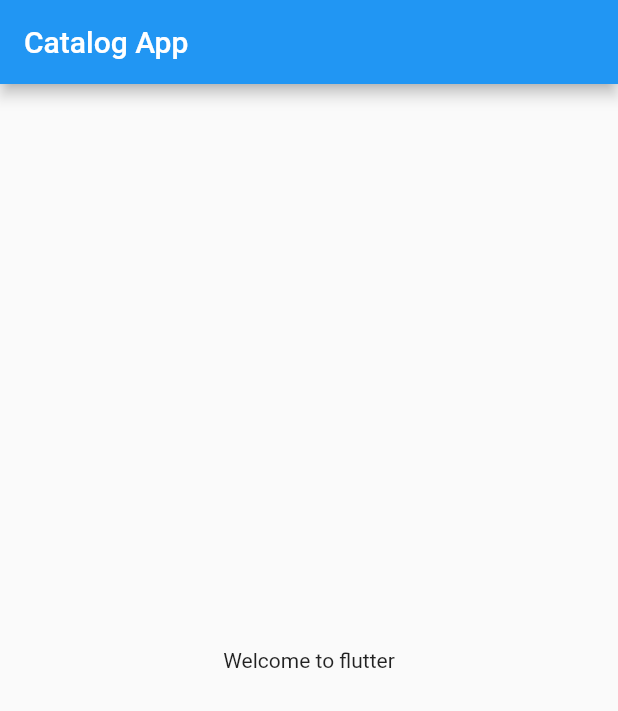
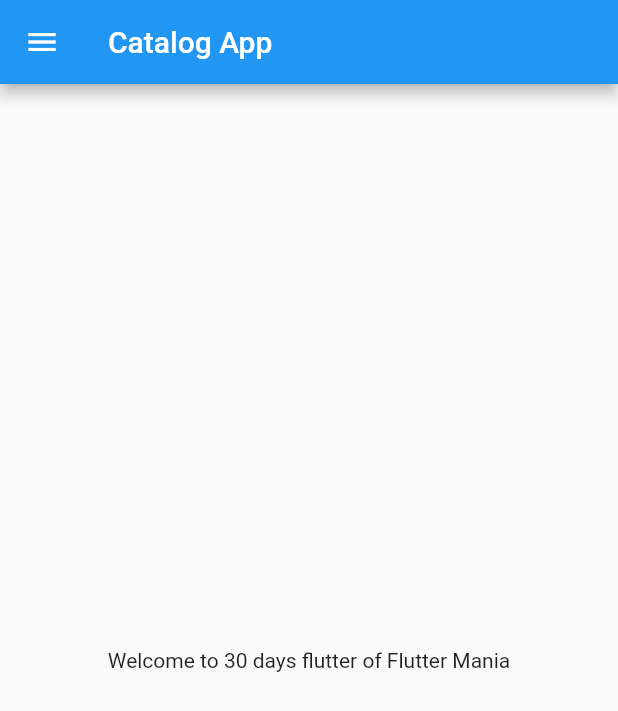
Before and after one commit to Ali-Hasan-Kazmi-2000/flutter-basics, a Flutter app: the screen it shows after launch, on a phone screen of 412 x 824 dp. Shown: the top 711 px of the screen. Run offline on Flutter 3.47's test engine with Material 2 defaults, Android fonts, the phone set to English and light mode, and no system bars.

Commit message:
Day 2 completed

```diff
--- a/lib/home_page.dart
+++ b/lib/home_page.dart
@@ -0,0 +1,21 @@
+import 'package:flutter/material.dart';
+
+class HomePage extends StatelessWidget {
+  const HomePage({Key? key}) : super(key: key);
+
+  @override
+  Widget build(BuildContext context) {
+    var days = 30;
+    var bootcamp = "Flutter Mania";
+
+    return Scaffold(
+        appBar: AppBar(
+          title: const Text('Catalog App'),
+        ),
+        drawer: Drawer(),
+        body: Center(
+          child: Text('Welcome to $days days flutter of $bootcamp'),
+        ),
+    );
+  }
+}
--- a/lib/main.dart
+++ b/lib/main.dart
@@ -1,3 +1,4 @@
+import 'package:e_commerce_app/home_page.dart';
 import 'package:flutter/material.dart';
 
 void main() {
@@ -10,15 +11,8 @@ class MyApp extends StatelessWidget {
 
   @override
   Widget build(BuildContext context) {
-    return MaterialApp(
-      home: Scaffold(
-        appBar: AppBar(
-          title: const Text('Catalog App'),
-        ),
-        body: const Center(
-          child: Text('Welcome to flutter'),
-        ),
-      ),
+    return const MaterialApp(
+      home: HomePage(),
     );
   }
 }
```
